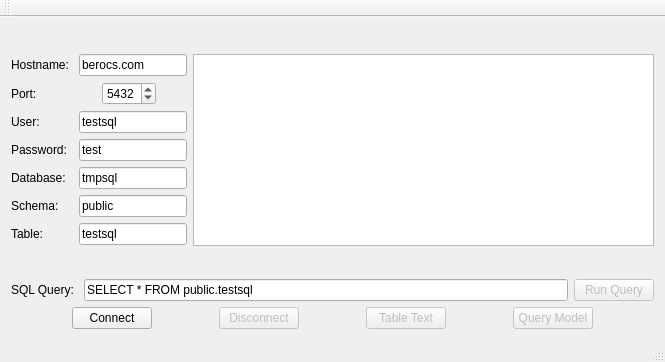
Above: postgresql_test/mainwindow.ui from ctag/cpe453 before the change. Below: the same form after it.
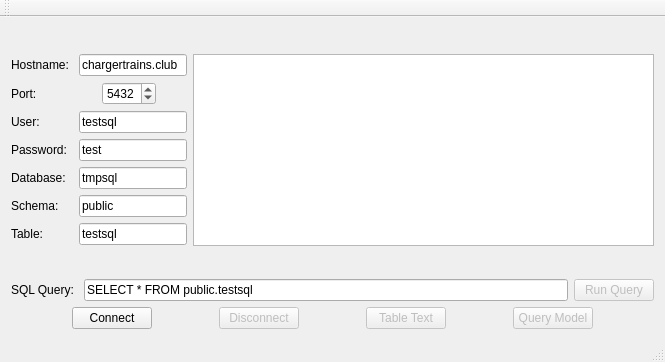
That is the form after the change.

Commit message: updated hostname for sql test

The edit to the form file:
```diff
--- a/postgresql_test/mainwindow.ui
+++ b/postgresql_test/mainwindow.ui
@@ -22,6 +22,9 @@
      <layout class="QFormLayout" name="formLayout_2">
       <item row="0" column="0">
        <layout class="QVBoxLayout" name="verticalLayout_2">
+        <property name="sizeConstraint">
+         <enum>QLayout::SetDefaultConstraint</enum>
+        </property>
         <item>
          <layout class="QHBoxLayout" name="horizontalLayout_3">
           <item>
@@ -34,7 +37,7 @@
           <item alignment="Qt::AlignLeft">
            <widget class="QLineEdit" name="lineEdit_hostname">
             <property name="text">
-             <string>berocs.com</string>
+             <string>chargertrains.club</string>
             </property>
            </widget>
           </item>
```
The commit also changes 1 other file.
